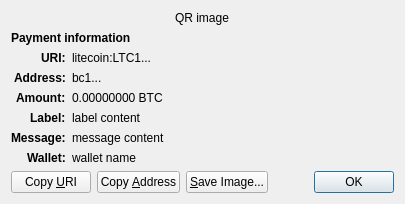
First picture: the form in src/qt/forms/receiverequestdialog.ui, repository koh-gt/ferrite-core, before the edit.
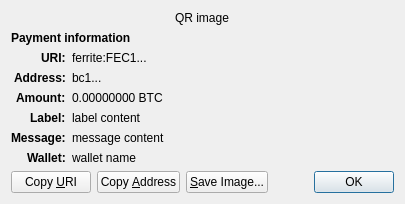
Second picture: the form after the edit. Custom widgets are drawn as their Qt base class.

What changed in the file:
```diff
--- a/src/qt/forms/receiverequestdialog.ui
+++ b/src/qt/forms/receiverequestdialog.ui
@@ -65,7 +65,7 @@
    <item row="2" column="1" alignment="Qt::AlignTop">
     <widget class="QLabel" name="uri_content">
      <property name="text">
-      <string notr="true">litecoin:LTC1...</string>
+      <string notr="true">ferrite:FEC1...</string>
      </property>
      <property name="textFormat">
       <enum>Qt::RichText</enum>
```
